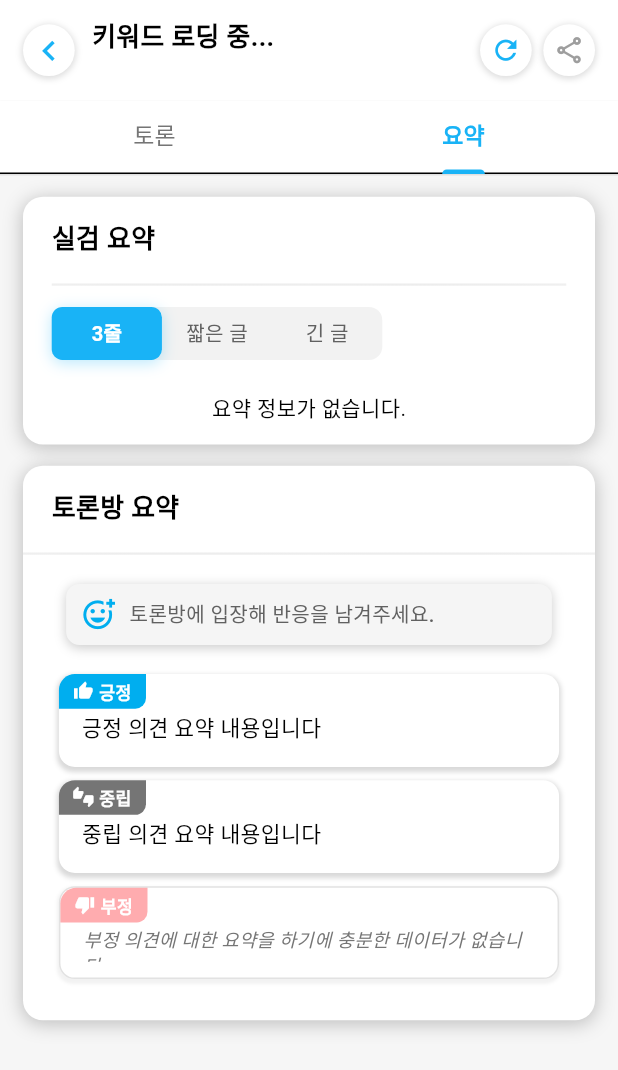
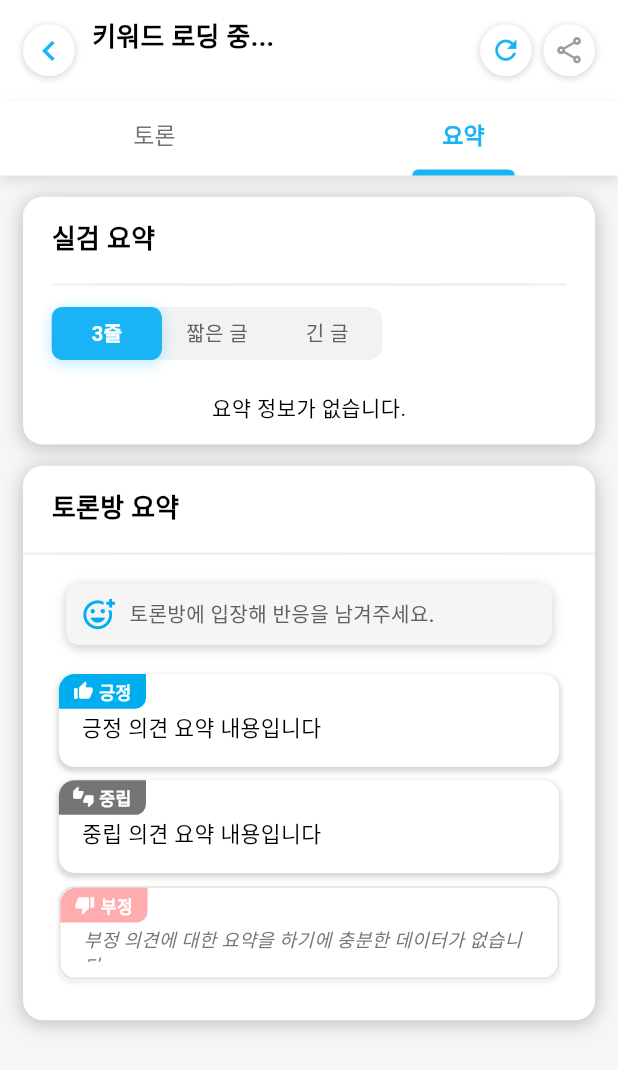
Before and after one commit to kara090813/trendly, a Flutter app: the DiscussionRoomScreen screen opened directly with empty values, tab 2 chosen, on a phone screen of 412 x 824 dp. Shown: the top 1070 px of the screen. Run offline on Flutter 3.47's test engine with Material 3 defaults, Android fonts, the light colour scheme and no system bars; drawn by our look-alikes of flutter_animate; our stand-ins replace auto_size_text, flutter_neumorphic_plus, flutter_screenutil, flutter_spinkit, flutter_staggered_animations, freezed_annotation and 4 more; accounts and stored records are empty; network calls fail; Roboto replaces fonts that are missing (asgm).

Commit message:
토론방 토론 / 요약 분리 디자인 최적화

```diff
--- a/lib/screens/discussionRoom_screen.dart
+++ b/lib/screens/discussionRoom_screen.dart
@@ -368,14 +368,21 @@ class _DiscussionRoomScreenState extends State<DiscussionRoomScreen>
     return Container(
       decoration: BoxDecoration(
         color: AppTheme.getContainerColor(context),
-        border: Border(
-          bottom: BorderSide(
-            color: AppTheme.isDark(context)
-                ? Colors.grey[800]!
-                : Colors.grey[300]!,
-            width: 1.0,
-          ),
-        ),
+        boxShadow: AppTheme.isDark(context)
+            ? [
+          BoxShadow(
+            color: Colors.black.withOpacity(0.2),
+            blurRadius: 6,
+            offset: Offset(0, 4),
+          ),
+        ]
+            : [
+          BoxShadow(
+            color: Colors.black.withOpacity(0.1),
+            blurRadius: 6,
+            offset: Offset(0, 4),
+          ),
+        ],
       ),
       child: TabBar(
         controller: _tabController,
@@ -392,10 +399,18 @@ class _DiscussionRoomScreenState extends State<DiscussionRoomScreen>
           fontWeight: FontWeight.w500,
         ),
         indicatorColor: Color(0xFF19B3F6),
-        indicatorWeight: 3.0,
+        indicatorWeight: 4.0,
+        indicatorSize: TabBarIndicatorSize.label,
+        dividerColor: Colors.transparent, // 이 속성을 추가해서 구분선 제거
         tabs: [
-          Tab(text: "토론"),
-          Tab(text: "요약"),
+          Tab(child: Padding(
+            padding: const EdgeInsets.symmetric(horizontal: 20),
+            child: Text("토론"),
+          )),
+          Tab(child: Padding(
+            padding: const EdgeInsets.symmetric(horizontal: 20),
+            child: Text("요약"),
+          )),
         ],
         onTap: (index) {
           // 포커스 해제 (탭 전환 시)
@@ -1392,21 +1407,7 @@ class _DiscussionRoomScreenState extends State<DiscussionRoomScreen>
       padding: EdgeInsets.symmetric(vertical: 12.h, horizontal: 16.w),
       decoration: BoxDecoration(
         color: AppTheme.getContainerColor(context),
-        boxShadow: AppTheme.isDark(context)
-            ? [
-          BoxShadow(
-            color: Colors.black.withOpacity(0.2),
-            blurRadius: 4,
-            offset: Offset(0, 2),
-          ),
-        ]
-            : [
-          BoxShadow(
-            color: Colors.black.withOpacity(0.05),
-            blurRadius: 4,
-            offset: Offset(0, 2),
-          ),
-        ],
+
       ),
       child: Row(
         crossAxisAlignment: CrossAxisAlignment.center,
```
